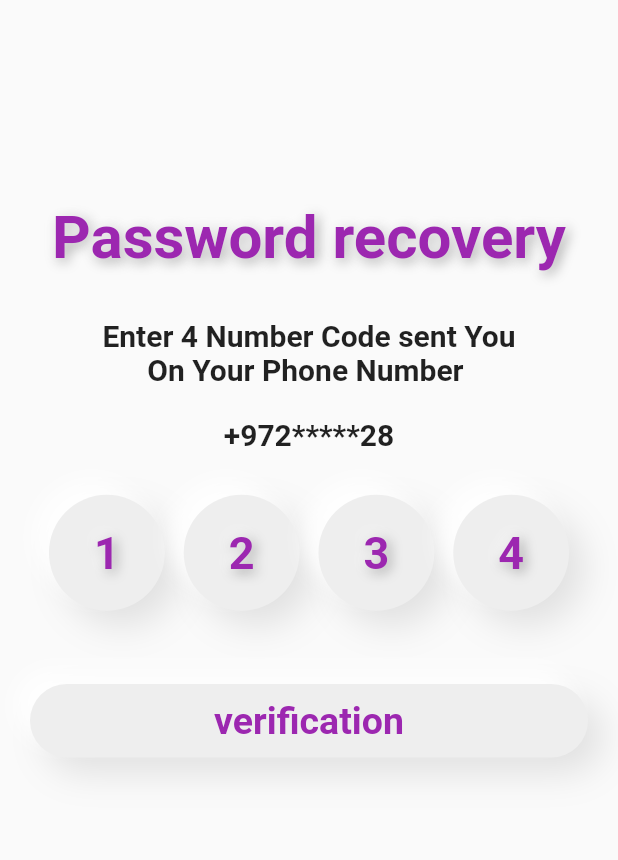
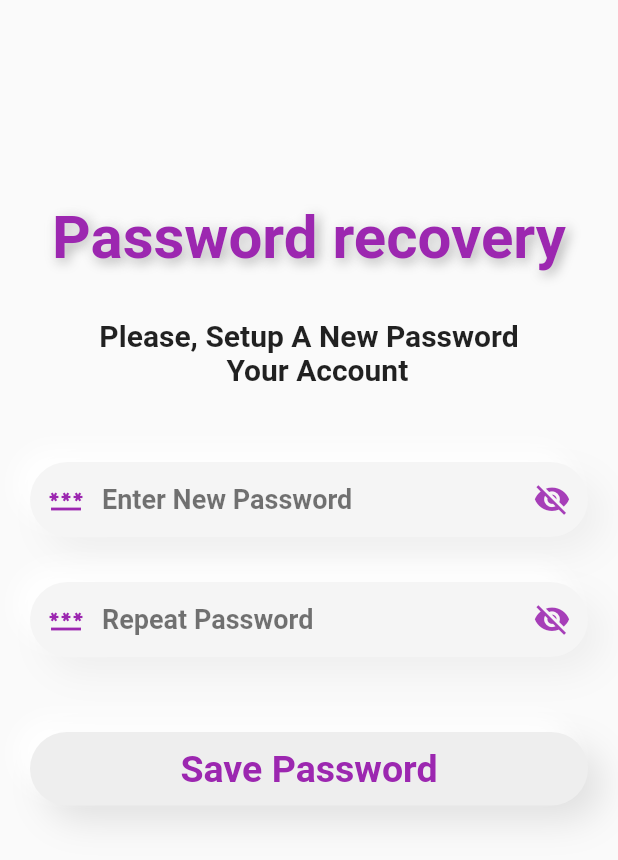
Before and after one commit to Dev-MuradAbed/medical_assistant, a Flutter app: the screen it shows after launch, on a phone screen of 412 x 824 dp. Shown: the top 860 px of the screen. Run offline on Flutter 3.47's test engine with Material 2 defaults, Android fonts, the phone set to English and light mode, and no system bars.

Commit message:
Auth sec

```diff
--- /dev/null
+++ b/lib/Screens/Auth/changePassword_Screen.dart
@@ -0,0 +1,49 @@
+import 'package:flutter/material.dart';
+
+import '../../widgets/ButtonClick.dart';
+import '../../widgets/textFiledWidget.dart';
+import '../../widgets/textTitleWidget.dart';
+class ChangePassword_Screen extends StatelessWidget {
+  const ChangePassword_Screen({Key? key}) : super(key: key);
+
+  @override
+  Widget build(BuildContext context) {
+    return Scaffold(
+        extendBodyBehindAppBar: true,
+        backgroundColor: Colors.grey[50],
+        body: Padding(
+        padding: const EdgeInsets.symmetric(vertical: 90, horizontal: 20),
+    child: ListView(
+    children: [
+     const SizedBox(
+    height: 45,
+    ),
+     const TextTitleWidget(title: "Password recovery"),
+     const SizedBox(height: 30,),
+      const Center(child:   Text("Please, Setup A New Password\n                 Your Account",style: TextStyle(fontSize: 20,fontWeight: FontWeight.bold),)),
+     const SizedBox(height: 20,),
+      TextFieldWidget(
+        typeKey: TextInputType.visiblePassword,
+        hintTextField: 'Enter New Password',
+        prefixIcon: Icons.password,
+        suffixIcon: Icons.visibility_off,
+        suffixIconSize: 25,
+        color: Colors.purple.withOpacity(0.89),
+        obscureText: true,
+        // textEditingController: PasswordtextEditingController,
+      ),
+      TextFieldWidget(
+        typeKey: TextInputType.visiblePassword,
+        hintTextField: 'Repeat Password',
+        prefixIcon: Icons.password,
+        suffixIcon: Icons.visibility_off,
+        suffixIconSize: 25,
+        color: Colors.purple.withOpacity(0.89),
+        obscureText: true,
+        // textEditingController: PasswordtextEditingController,
+      ),
+      const SizedBox(height: 50,),
+     const ButtonClick(text: "Save Password"),
+    ])));
+  }
+}
--- a/lib/Screens/Auth/passwordRecovery.dart
+++ b/lib/Screens/Auth/passwordRecovery.dart
@@ -4,6 +4,7 @@ import '../../widgets/ButtonClick.dart';
 import '../../widgets/circleLoginAs.dart';
 import '../../widgets/textFiledWidget.dart';
 import '../../widgets/textTitleWidget.dart';
+import '../../widgets/verificationWidget.dart';
 
 class PasswordRecovery extends StatefulWidget {
   const PasswordRecovery({Key? key}) : super(key: key);
@@ -34,10 +35,15 @@ class _PasswordRecoveryState extends State<PasswordRecovery> {
               Row(
                 mainAxisAlignment: MainAxisAlignment.spaceEvenly,
                 children: const [
-                  circleLoginAs(text: '1'),
-                  circleLoginAs(text: '2'),
-                  circleLoginAs(text: '3'),
-                  circleLoginAs(text: '4'),
+                  VerificationWidget(first: true,last: false,),
+                  VerificationWidget(first: false,last: false,),
+                  VerificationWidget(first: false,last: false,),
+                  VerificationWidget(first: false,last: true,),
+
+                  // circleLoginAs(text: '1'),
+                  // circleLoginAs(text: '2'),
+                  // circleLoginAs(text: '3'),
+                  // circleLoginAs(text: '4'),
                 ],
               ),
 
--- a/lib/main.dart
+++ b/lib/main.dart
@@ -2,6 +2,7 @@ import 'package:flutter/material.dart';
 import 'package:medical_assistant/Screens/Auth/login_screen.dart';
 import 'package:medical_assistant/Screens/Auth/sginup_screen.dart';
 
+import 'Screens/Auth/changePassword_Screen.dart';
 import 'Screens/Auth/passwordRecovery.dart';
 void main()=>runApp(const MyApp());
 class MyApp extends StatelessWidget {
@@ -11,7 +12,7 @@ class MyApp extends StatelessWidget {
   Widget build(BuildContext context) {
     return const MaterialApp(
       debugShowCheckedModeBanner: false,
-      home: PasswordRecovery(),
+      home: ChangePassword_Screen(),
     );
   }
 }
```
Also changed, not shown: lib/widgets/verificationWidget.dart (added, +78 -0 lines).
